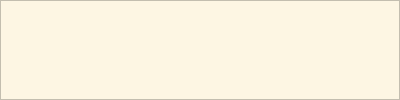
Qt form outputdialog.ui (jlamk/yarge) before a commit.
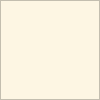
The same form after that commit.

What changed in the file:
```diff
--- a/outputdialog.ui
+++ b/outputdialog.ui
@@ -6,14 +6,14 @@
    <rect>
     <x>0</x>
     <y>0</y>
-    <width>400</width>
+    <width>100</width>
     <height>100</height>
    </rect>
   </property>
   <property name="maximumSize">
    <size>
     <width>16777215</width>
-    <height>16777215</height>
+    <height>100</height>
    </size>
   </property>
   <property name="windowTitle">
```
